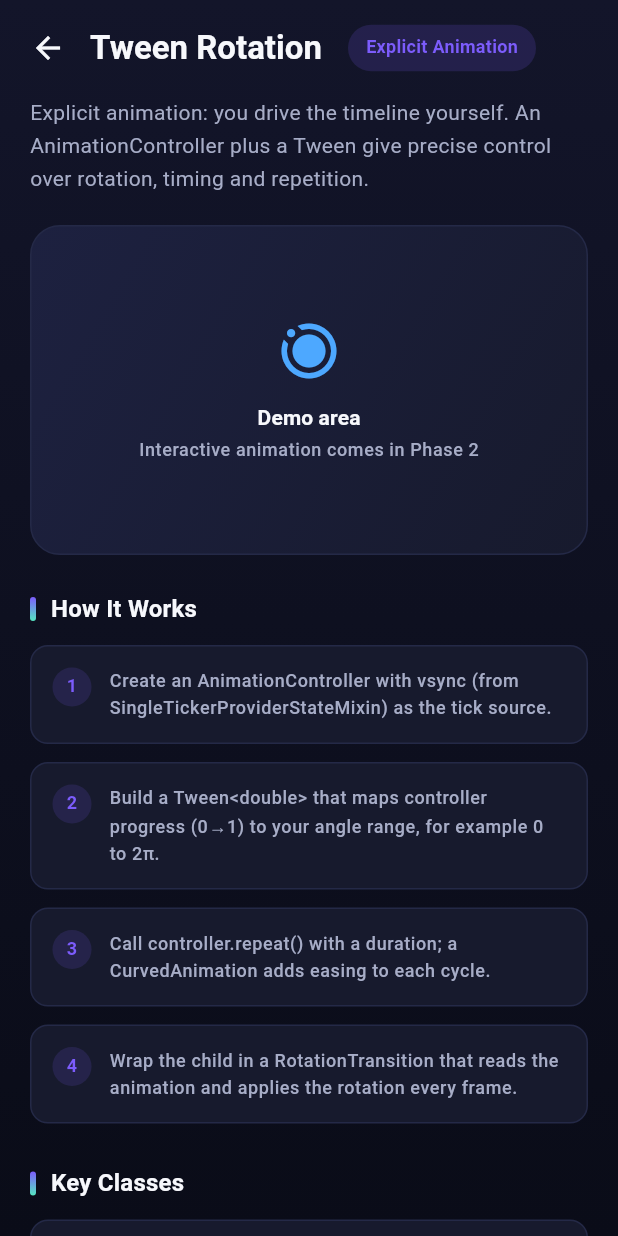
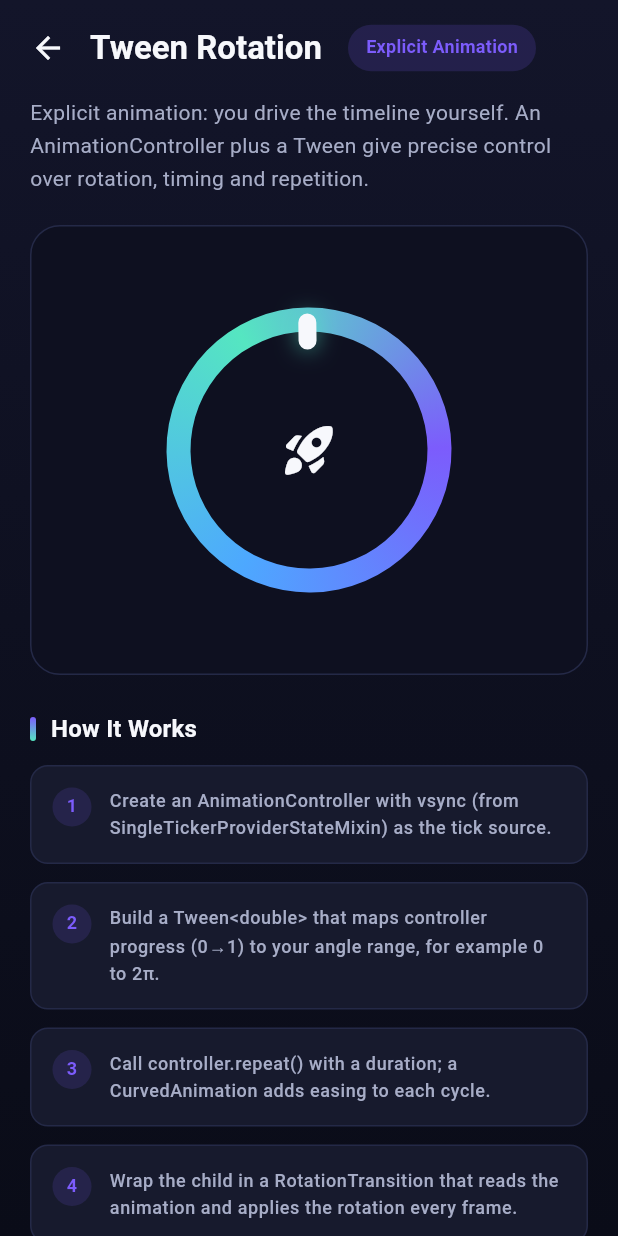
Before and after one commit to fahadkhalid22/Flutter-Animation-Showcase, a Flutter app: the TweenRotationDemoScreen screen opened by its route, on a phone screen of 412 x 824 dp. Run offline on Flutter 3.47's test engine with Material 3 defaults, Android fonts, the phone set to English and light mode, and no system bars.

Commit message:
feat: implement AnimationController and Tween rotation
Co-Authored-By: Claude Code <noreply@anthropic.com>

```diff
--- /dev/null
+++ b/lib/features/tween_rotation/tween_rotation_demo.dart
@@ -0,0 +1,150 @@
+import 'dart:math' as math;
+
+import 'package:flutter/material.dart';
+
+import '../../core/constants/app_colors.dart';
+import '../../core/constants/app_radius.dart';
+
+/// Interactive demo of an explicit rotation animation.
+///
+/// Unlike `AnimatedContainer`, nothing here animates by itself: an
+/// [AnimationController] owns the timeline, a [Tween] maps its progress onto
+/// an angle in radians, a [CurvedAnimation] eases it, and an
+/// [AnimatedBuilder] + [Transform.rotate] render the current value.
+class TweenRotationDemo extends StatefulWidget {
+  /// Creates the interactive Tween rotation demo.
+  const TweenRotationDemo({super.key});
+
+  @override
+  State<TweenRotationDemo> createState() => _TweenRotationDemoState();
+}
+
+class _TweenRotationDemoState extends State<TweenRotationDemo>
+    with SingleTickerProviderStateMixin {
+  /// How long one full rotation takes.
+  static const Duration _rotationDuration = Duration(milliseconds: 2000);
+
+  /// Owns the animation timeline. Runs from 0 to 1 (and back).
+  late final AnimationController _controller;
+
+  /// Maps controller progress onto an angle: 0 → 2π radians.
+  late final Animation<double> _rotationAnimation;
+
+  @override
+  void initState() {
+    super.initState();
+    _controller = AnimationController(vsync: this, duration: _rotationDuration);
+    _rotationAnimation = Tween<double>(begin: 0, end: 2 * math.pi).animate(
+      CurvedAnimation(parent: _controller, curve: Curves.easeInOutCubic),
+    );
+    // Rotate continuously until the controls are used.
+    _controller.repeat();
+  }
+
+  @override
+  void dispose() {
+    // Never leave a ticker running after the widget goes away.
+    _controller.dispose();
+    super.dispose();
+  }
+
+  @override
+  Widget build(BuildContext context) {
+    return _buildStage();
+  }
+
+  /// The canvas holding the rotating target.
+  Widget _buildStage() {
+    return Container(
+      height: 300,
+      decoration: BoxDecoration(
+        color: AppColors.background,
+        borderRadius: BorderRadius.circular(AppRadius.xl),
+        border: Border.all(color: const Color(0xFF242947)),
+      ),
+      child: Center(
+        child: AnimatedBuilder(
+          animation: _rotationAnimation,
+          builder: (BuildContext context, Widget? child) {
+            return Transform.rotate(
+              angle: _rotationAnimation.value,
+              child: child,
+            );
+          },
+          child: const _MotionDial(),
+        ),
+      ),
+    );
+  }
+}
+
+/// The rotating target: a gradient motion dial with a rim marker.
+class _MotionDial extends StatelessWidget {
+  const _MotionDial();
+
+  @override
+  Widget build(BuildContext context) {
+    return SizedBox(
+      width: 190,
+      height: 190,
+      child: Stack(
+        alignment: Alignment.center,
+        children: [
+          // Gradient ring.
+          Container(
+            decoration: const BoxDecoration(
+              shape: BoxShape.circle,
+              gradient: SweepGradient(
+                colors: [
+                  AppColors.primary,
+                  AppColors.secondary,
+                  AppColors.accent,
+                  AppColors.primary,
+                ],
+              ),
+            ),
+          ),
+          // Inner disc punched out of the ring.
+          Container(
+            margin: const EdgeInsets.all(16),
+            decoration: const BoxDecoration(
+              shape: BoxShape.circle,
+              color: AppColors.background,
+            ),
+          ),
+          // Marker riding the rim, so the rotation is easy to read.
+          const Align(alignment: Alignment.topCenter, child: _RimMarker()),
+          const Icon(
+            Icons.rocket_launch_rounded,
+            size: 40,
+            color: AppColors.textPrimary,
+          ),
+        ],
+      ),
+    );
+  }
+}
+
+/// Small illuminated marker that sits on the dial's rim.
+class _RimMarker extends StatelessWidget {
+  const _RimMarker();
+
+  @override
+  Widget build(BuildContext context) {
+    return Container(
+      width: 12,
+      height: 24,
+      margin: const EdgeInsets.only(top: 4),
+      decoration: BoxDecoration(
+        color: AppColors.textPrimary,
+        borderRadius: BorderRadius.circular(6),
+        boxShadow: [
+          BoxShadow(
+            color: AppColors.accent.withValues(alpha: 0.6),
+            blurRadius: 12,
+          ),
+        ],
+      ),
+    );
+  }
+}
--- a/lib/features/tween_rotation/tween_rotation_demo_screen.dart
+++ b/lib/features/tween_rotation/tween_rotation_demo_screen.dart
@@ -2,8 +2,8 @@ import 'package:flutter/material.dart';
 
 import '../../core/constants/app_strings.dart';
 import '../../shared/demo_lesson_view.dart';
-import '../../shared/demo_placeholder.dart';
 import '../../shared/demo_screen_shell.dart';
+import 'tween_rotation_demo.dart';
 
 /// Demo 03 — Tween Rotation.
 ///
@@ -23,7 +23,7 @@ class TweenRotationDemoScreen extends StatelessWidget {
             'Explicit animation: you drive the timeline yourself. An '
             'AnimationController plus a Tween give precise control over '
             'rotation, timing and repetition.',
-        demo: DemoPlaceholder(),
+        demo: TweenRotationDemo(),
         howItWorks: [
           'Create an AnimationController with vsync (from '
               'SingleTickerProviderStateMixin) as the tick source.',
```
Also changed, not shown: 2 other files.
